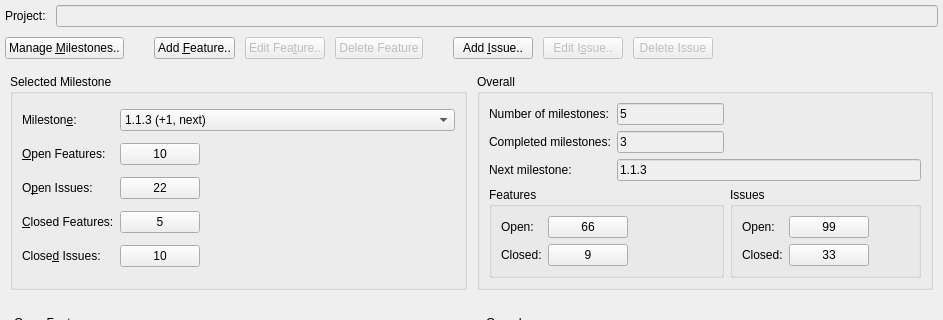
The window that forms/roadmap.ui (skriticos/nelia1) describes before a commit, drawn with Qt 5; both pictures show x 0 to 943 and y 0 to 320 of the 943 by 635 pixel window.
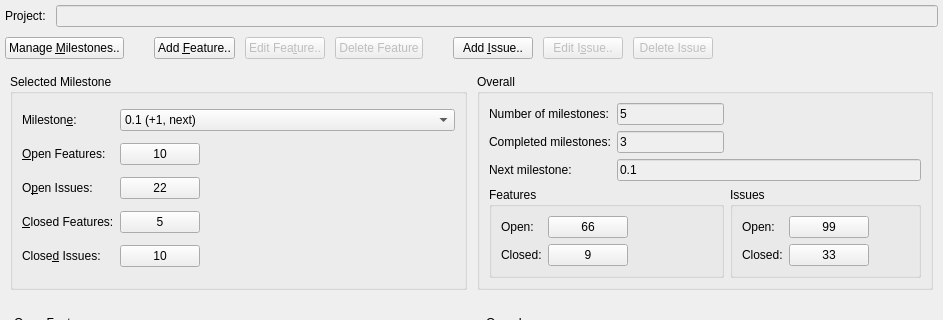
The same window after the commit.

The edit to the form file:
```diff
--- a/forms/roadmap.ui
+++ b/forms/roadmap.ui
@@ -437,7 +437,7 @@
           <widget class="QComboBox" name="rmap_combo_milestone">
            <item>
             <property name="text">
-             <string>1.1.3 (+1, next)</string>
+             <string>0.1 (+1, next)</string>
             </property>
            </item>
           </widget>
@@ -482,7 +482,7 @@
             <string notr="true">background-color:palette(Window);</string>
            </property>
            <property name="text">
-            <string>1.1.3</string>
+            <string>0.1</string>
            </property>
            <property name="readOnly">
             <bool>true</bool>
```
